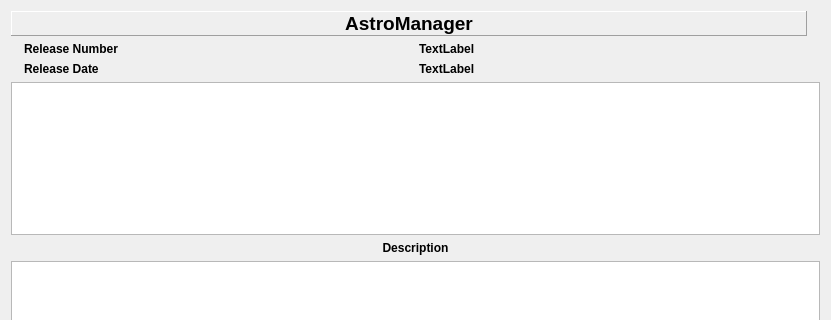
Old version of the form astroManager/Resource/forms/dialogAboutAIP.ui in the repository gavin-blakeman/astroManager; both pictures show x 0 to 831 and y 0 to 320 of the 831 by 633 pixel window.
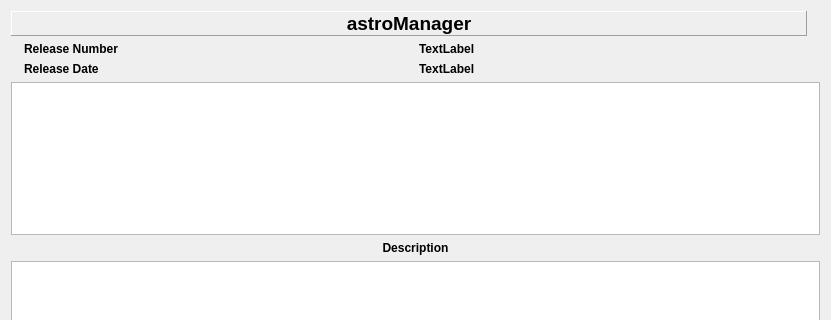
New version of the form. Icons and pictures are not drawn.

```diff
--- a/astroManager/Resource/forms/dialogAboutAIP.ui
+++ b/astroManager/Resource/forms/dialogAboutAIP.ui
@@ -171,8 +171,8 @@
       <string>&lt;!DOCTYPE HTML PUBLIC &quot;-//W3C//DTD HTML 4.0//EN&quot; &quot;http://www.w3.org/TR/REC-html40/strict.dtd&quot;&gt;
 &lt;html&gt;&lt;head&gt;&lt;meta name=&quot;qrichtext&quot; content=&quot;1&quot; /&gt;&lt;style type=&quot;text/css&quot;&gt;
 p, li { white-space: pre-wrap; }
-&lt;/style&gt;&lt;/head&gt;&lt;body style=&quot; font-family:'Cantarell'; font-size:11pt; font-weight:400; font-style:normal;&quot;&gt;
-&lt;p style=&quot; margin-top:0px; margin-bottom:0px; margin-left:0px; margin-right:0px; -qt-block-indent:0; text-indent:0px;&quot;&gt;&lt;span style=&quot; font-family:'MS Shell Dlg 2'; font-size:14pt; font-weight:600;&quot;&gt;AstroManager&lt;/span&gt;&lt;/p&gt;&lt;/body&gt;&lt;/html&gt;</string>
+&lt;/style&gt;&lt;/head&gt;&lt;body style=&quot; font-family:'Cantarell'; font-size:12pt; font-weight:600; font-style:normal;&quot;&gt;
+&lt;p style=&quot; margin-top:0px; margin-bottom:0px; margin-left:0px; margin-right:0px; -qt-block-indent:0; text-indent:0px;&quot;&gt;&lt;span style=&quot; font-family:'MS Shell Dlg 2'; font-size:14pt;&quot;&gt;astroManager&lt;/span&gt;&lt;/p&gt;&lt;/body&gt;&lt;/html&gt;</string>
      </property>
      <property name="textFormat">
       <enum>Qt::RichText</enum>
```
